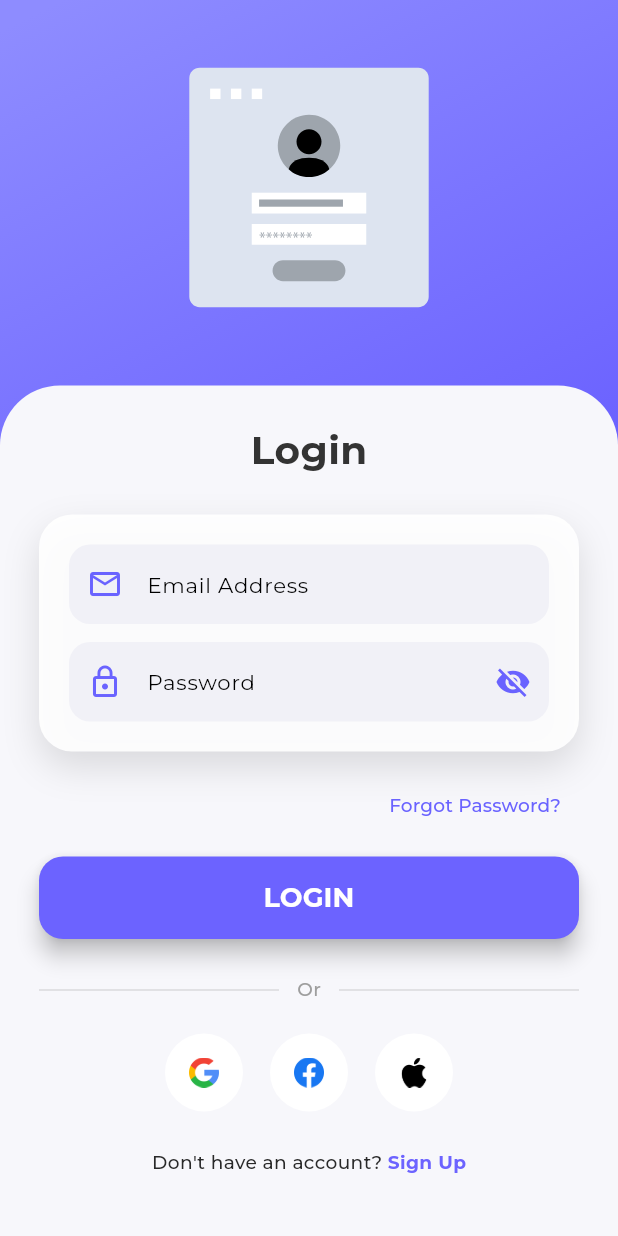
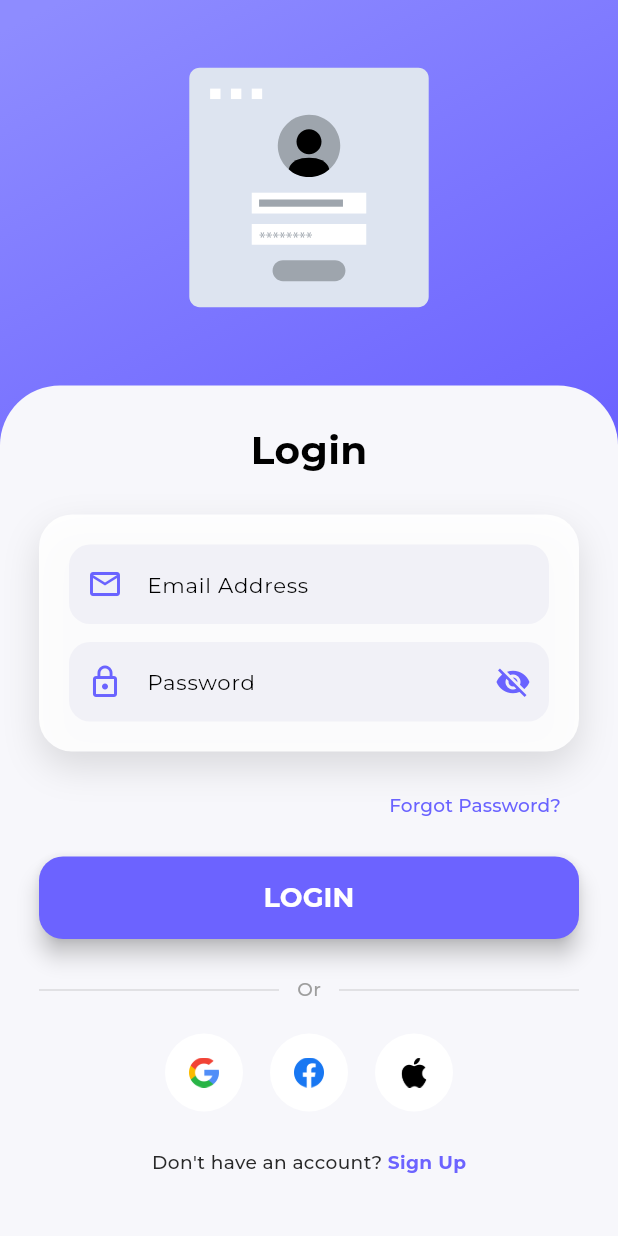
Before and after one commit to devsoheldas/Smart-Pharmacy, a Flutter app: the screen it shows after launch, on a phone screen of 412 x 824 dp. Run offline on Flutter 3.47's test engine with Material 3 defaults, Android fonts, the phone set to English and light mode, and no system bars; our stand-ins replace email_validator, flutter_screenutil, flutter_svg, fluttertoast, lottie, pin_code_fields and 1 more; project files that could hold a hidden picture were left out.

```diff
--- a/lib/feature/auth/login_screen.dart
+++ b/lib/feature/auth/login_screen.dart
@@ -79,7 +79,7 @@ class _LoginScreenState extends State<LoginScreen> with SingleTickerProviderStat
                                   style: TextStyle(
                                     fontSize: 26,
                                     fontWeight: FontWeight.w800,
-                                    color: Color(0xff333333),
+                                    color: Colors.black,
                                   ),
                                 ),
                                 const SizedBox(height: 25),
```
